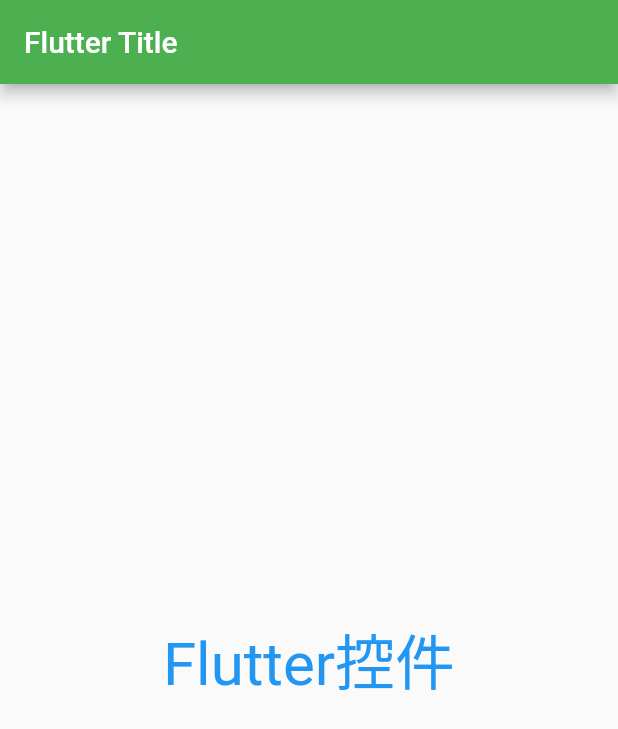
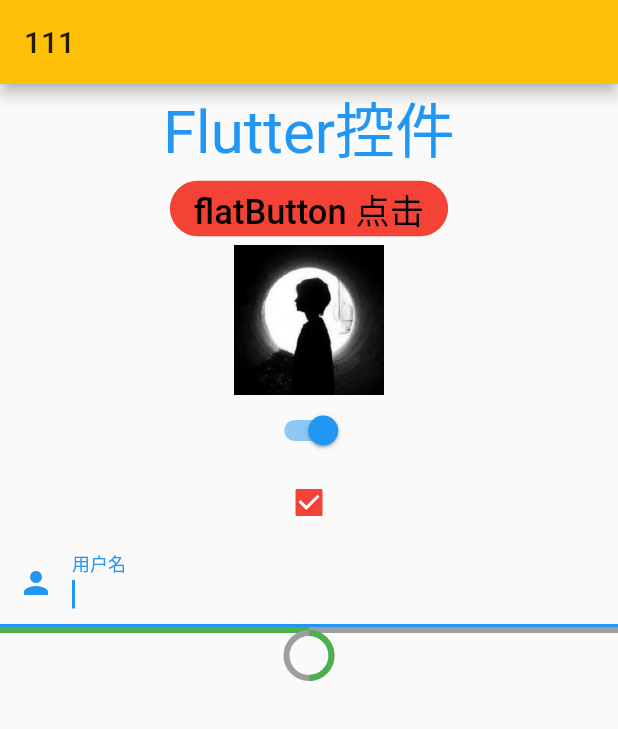
Before and after one commit to xiongliang120/FlutterPratice, a Flutter app: the screen it shows after launch, on a phone screen of 412 x 824 dp. Shown: the top 729 px of the screen. Run offline on Flutter 3.47's test engine with Material 2 defaults, Android fonts, the phone set to English and light mode, and no system bars.

Commit message:
flutter 基础控件使用

```diff
--- a/lib/main.dart
+++ b/lib/main.dart
@@ -5,7 +5,7 @@ void main() {
   method1();
 }
 
-void method1(){
+void method1() {
   // runApp(new Center(
   //     child:new Text(
   //         "Flutter控件",
@@ -15,51 +15,143 @@ void method1(){
 
   // runApp(Custome1());
 
-  runApp(Custome2());
+  runApp(Custome2(text: "111"));
 }
 
 /**
  * 自定义组件
+ * 添加多个组件,通过Column包含多个组件.
+ * FlatButton 通过onPressd监听点击事件, Navigator.push() 跳转到别的页面.
+ *
  */
-class Custome1 extends StatelessWidget{
+class Custome1 extends StatelessWidget {
+
+
   @override
   Widget build(BuildContext context) {
-     return new Center(
-         child:new Text(
-             "Flutter控件",
-             textDirection:TextDirection.rtl,
-             style:new TextStyle(
-               color: Colors.blue,
-               fontSize: 40
+    return new Column(children: [
+      new Text("Flutter控件",
+          textDirection: TextDirection.rtl,
+          style: new TextStyle(color: Colors.blue, fontSize: 40)),
+      FlatButton(
+        child: Text(
+          "flatButton 点击",
+          style: TextStyle(color: Colors.black, fontSize: 23.0, height: 1.6),
+        ),
+        shape:
+            RoundedRectangleBorder(borderRadius: BorderRadius.circular(20.0)),
+        color: Colors.red,
+        highlightColor: Colors.blue[700],
+        colorBrightness: Brightness.dark,
+        splashColor: Colors.grey,
+        onPressed: () {
+          //导航到新路由
+          // Navigator.push(context, MaterialPageRoute(builder: (context)));
+          Navigator.push(context, MaterialPageRoute(builder: (context) {
+            return MyApp();
+          }));
+        },
+      ),
+      Image(
+        width: 100.0,
+        height: 100.0,
+        image: AssetImage("imgs/avatar.png"),
+      ),
+
+      SwitchAndCheckboxWidget(),
+
+      LinearProgressIndicator(
+        backgroundColor: Colors.grey,
+        valueColor: AlwaysStoppedAnimation(Colors.green),
+        value: .5,
+      ),
+
+      //自定义CircularProgressIndicator的大小
+      SizedBox(
+         height: 30.0,
+         width: 30.0,
+         child: CircularProgressIndicator(
+           backgroundColor: Colors.grey,
+           valueColor: AlwaysStoppedAnimation(Colors.green),
+           value: .5,
+         ) ,
       )
-         )
-     );
+
+
+    ]);
   }
 }
 
 /**
- * 自定义组件, 添加导航栏
+ * 自定义单选框以及复选框
  */
-class Custome2 extends StatelessWidget{
+class SwitchAndCheckboxWidget extends StatefulWidget{
+  @override
+  _SwitchAndCheckboxWidget createState() {
+    return new _SwitchAndCheckboxWidget();
+  }
+}
+
+class _SwitchAndCheckboxWidget extends State<SwitchAndCheckboxWidget>{
+  var switchStatus = true;
   @override
   Widget build(BuildContext context) {
-    return MaterialApp(
-      home: Scaffold(
-         appBar: AppBar(
-           title: Text("Flutter Title")
+    return Column(
+       children: [
+           Switch(
+             value: switchStatus,
+             onChanged: (value){
+                setState(() {
+                    switchStatus = value;
+                });
+             },
            ),
-          body:Custome1()
+           Checkbox(
+             value: switchStatus,
+             activeColor: Colors.red,
+             onChanged: (value){
+               setState(() {
+                   switchStatus = value;
+               });
+             }
            ),
-      theme: ThemeData(
-          primaryColor: Colors.green
+           TextField(
+              autofocus: true,
+              decoration: InputDecoration(
+                 labelText: "用户名",
+                 prefixIcon: Icon(Icons.person)
+              ),
+              onChanged: (value){
+                 print("输入框内容$value");
+              },
            )
+       ],
     );
   }
 }
 
 
 
+/**
+ * 自定义组件, 添加导航栏
+ */
+class Custome2 extends StatelessWidget {
+  /**
+   * 自定义构造函数
+   */
+  Custome2({Key key, @required this.text, this.backgroundColor: Colors.amber})
+      : super(key: key);
 
+  String text;
+  Color backgroundColor;
+
+  @override
+  Widget build(BuildContext context) {
+    return MaterialApp(
+        home: Scaffold(appBar: AppBar(title: Text("$text")), body: Custome1()),
+        theme: ThemeData(primaryColor: backgroundColor));
+  }
+}
 
 class MyApp extends StatelessWidget {
   // This widget is the root of your application.
--- a/pubspec.yaml
+++ b/pubspec.yaml
@@ -44,6 +44,8 @@ flutter:
   # the material Icons class.
   uses-material-design: true
 
+  assets:
+    - imgs/avatar.png
   # To add assets to your application, add an assets section, like this:
   # assets:
   #   - images/a_dot_burr.jpeg
```
Also changed, not shown: imgs/avatar.png (added). Lines whose indentation alone changed are shown as unchanged.
